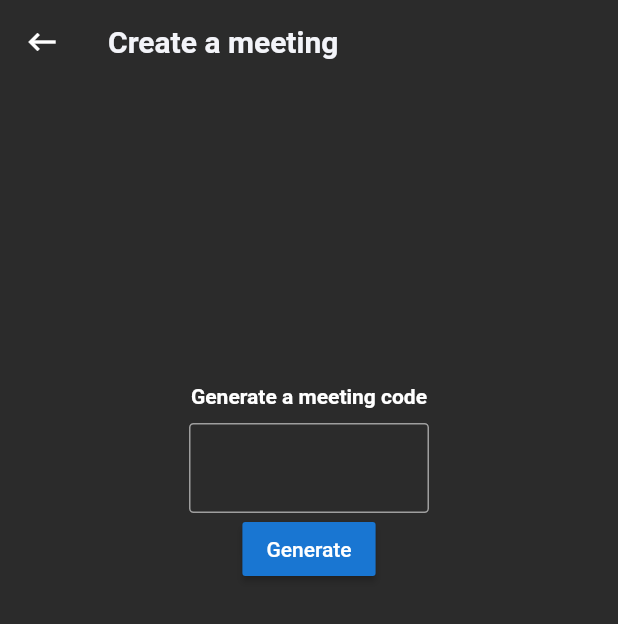
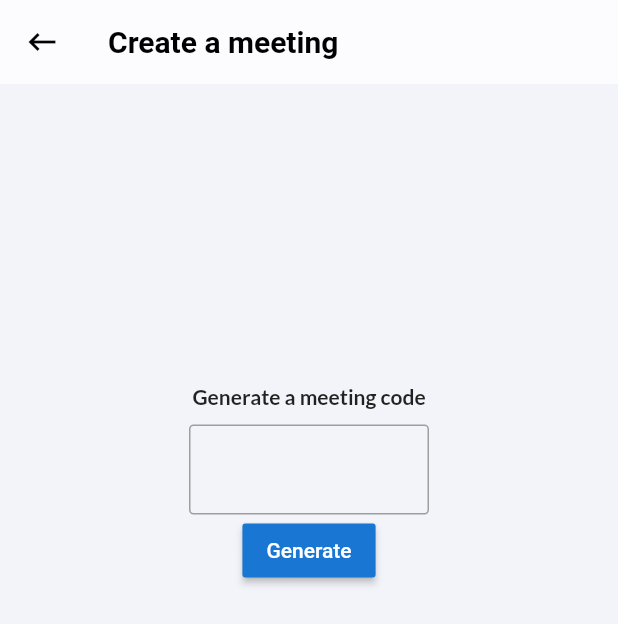
Before and after one commit to CharlyKeleb/flutter-video-call-app, a Flutter app: the screen it shows once a user with an empty profile is signed in, after a tap on "New Meeting", on a phone screen of 412 x 824 dp. Shown: the top 624 px of the screen. Run offline on Flutter 3.47's test engine with Material 2 defaults, Android fonts, the phone set to English and light mode, and no system bars; our stand-ins replace cloud_firestore, firebase_auth, firebase_core, firebase_storage, flutter_icons, google_fonts and 6 more; missing offline and left inert: jitsi_meet; accounts and stored records are empty; network calls fail.

Commit message:
added google fonts

```diff
--- a/lib/home.dart
+++ b/lib/home.dart
@@ -22,7 +22,7 @@ class _HomeState extends State<Home> {
         onPageChanged: onPageChanged,
         children: [
           Menu(),
-    //      Profile(),
+          Profile(),
         ],
       ),
       bottomNavigationBar: BottomNavigationBar(
@@ -38,12 +38,12 @@ class _HomeState extends State<Home> {
             ),
             label: "Home",
           ),
-          // BottomNavigationBarItem(
-          //   icon: Icon(
-          //     CupertinoIcons.person
-          //   ),
-          //   label: "Profile",
-          // ),
+          BottomNavigationBarItem(
+            icon: Icon(
+              CupertinoIcons.person
+            ),
+            label: "Profile",
+          ),
         ],
         onTap: navigationTapped,
         currentIndex: _page,
--- a/lib/main.dart
+++ b/lib/main.dart
@@ -22,7 +22,7 @@ class MyApp extends StatelessWidget {
       child: MaterialApp(
         debugShowCheckedModeBanner: false,
         title: Constants.appName,
-        theme: Constants.darkTheme,
+        theme: Constants.lightTheme,
         home: StreamBuilder(
           stream: FirebaseAuth.instance.authStateChanges(),
           builder: (BuildContext context, AsyncSnapshot<User> snapshot) {
--- a/lib/pages/profile.dart
+++ b/lib/pages/profile.dart
@@ -8,8 +8,13 @@ class Profile extends StatefulWidget {
 class _ProfileState extends State<Profile> {
   @override
   Widget build(BuildContext context) {
-    return Container(
-
+    return Scaffold(
+      body: Center(
+        child: Text(
+          'Still on Development',
+          style: TextStyle(fontWeight: FontWeight.w900,fontStyle: FontStyle.italic),
+        ),
+      ),
     );
   }
 }
--- a/lib/utils/constants.dart
+++ b/lib/utils/constants.dart
@@ -1,4 +1,5 @@
 import 'package:flutter/material.dart';
+import 'package:google_fonts/google_fonts.dart';
 
 class Constants {
   //App related strings
@@ -16,7 +17,9 @@ class Constants {
   static Color darkBG = Color(0xff2B2B2B);
 
   static ThemeData lightTheme = ThemeData(
-    //fontFamily: 'Lato-Regular',
+    textTheme: TextTheme(
+      bodyText2: GoogleFonts.lato(),
+    ),
     backgroundColor: lightBG,
     primaryColor: lightPrimary,
     accentColor: lightAccent,
@@ -33,14 +36,12 @@ class Constants {
           color: Colors.black,
           fontSize: 20,
           fontWeight: FontWeight.w600,
-        //  fontFamily: 'Lato-Regular',
         ),
       ),
     ),
   );
 
   static ThemeData darkTheme = ThemeData(
-  //  fontFamily: 'Lato-Regular',
     brightness: Brightness.dark,
     backgroundColor: darkBG,
     primaryColor: darkPrimary,
@@ -54,7 +55,6 @@ class Constants {
           color: lightBG,
           fontSize: 20,
           fontWeight: FontWeight.w600,
-      //    fontFamily: 'Lato-Regular',
         ),
       ),
     ),
```
